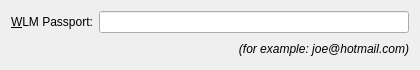
First picture: the form in protocols/wlm/ui/wlmaddui.ui, repository KDE/kopete, before the edit.
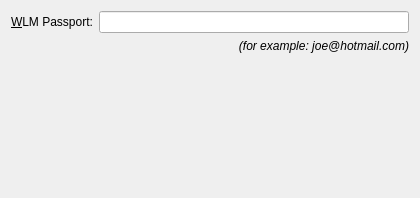
Second picture: the form after the edit.

Commit message:
Port things from MSN to WLM plugin: * show contact profile dialog (some information missing) * open MSN status website * change username in contextmenu (independent from identity) * open inbox action (but disabled for now because I do not know how to get the inbox url from libmsn)
Fixes:
* fix setting contacts status message (now it shows up in contact list)
* use a QFormLayout in contact add dialog

(no new strings, all of them are already used in the MSN plugin)

CCMAIL:Tiago Salem Herrmann <tiagosh@gmail.com>

The edit to the form file:
```diff
--- a/protocols/wlm/ui/wlmaddui.ui
+++ b/protocols/wlm/ui/wlmaddui.ui
@@ -6,13 +6,11 @@
     <x>0</x>
     <y>0</y>
     <width>420</width>
-    <height>69</height>
+    <height>198</height>
    </rect>
   </property>
-  <layout class="QVBoxLayout" name="verticalLayout" >
-   <item>
-    <layout class="QHBoxLayout" name="horizontalLayout_2" >
-     <item>
+  <layout class="QFormLayout" name="formLayout" >
+   <item row="0" column="0" >
       <widget class="QLabel" name="textLabel1" >
        <property name="toolTip" >
         <string>The account name of the account you would like to add.</string>
@@ -31,7 +29,7 @@
        </property>
       </widget>
      </item>
-     <item>
+   <item row="0" column="1" >
       <widget class="QLineEdit" name="m_uniqueName" >
        <property name="toolTip" >
         <string>The account name of the account you would like to add.</string>
@@ -41,24 +39,7 @@
        </property>
       </widget>
      </item>
-    </layout>
-   </item>
-   <item>
-    <layout class="QHBoxLayout" name="horizontalLayout" >
-     <item>
-      <spacer name="horizontalSpacer" >
-       <property name="orientation" >
-        <enum>Qt::Horizontal</enum>
-       </property>
-       <property name="sizeHint" stdset="0" >
-        <size>
-         <width>175</width>
-         <height>20</height>
-        </size>
-       </property>
-      </spacer>
-     </item>
-     <item>
+   <item row="1" column="1" >
       <widget class="QLabel" name="textLabel2" >
        <property name="text" >
         <string>&lt;i>(for example: joe@hotmail.com)&lt;/i></string>
@@ -67,21 +48,6 @@
         <set>Qt::AlignRight|Qt::AlignTrailing|Qt::AlignVCenter</set>
        </property>
       </widget>
-     </item>
-    </layout>
-   </item>
-   <item>
-    <spacer name="verticalSpacer" >
-     <property name="orientation" >
-      <enum>Qt::Vertical</enum>
-     </property>
-     <property name="sizeHint" stdset="0" >
-      <size>
-       <width>20</width>
-       <height>19</height>
-      </size>
-     </property>
-    </spacer>
    </item>
   </layout>
  </widget>
```
Lines whose indentation alone changed are shown as unchanged. The commit also changes 6 other files.
